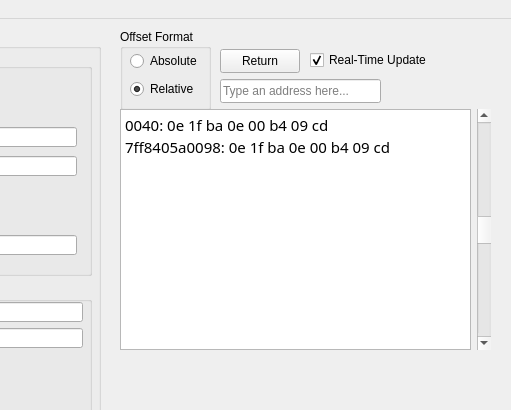
Qt form cmainwindow.ui (kvakazabra/memObserver) before a commit; both pictures show x 630 to 1141 and y 0 to 410 of the 1141 by 558 pixel window.
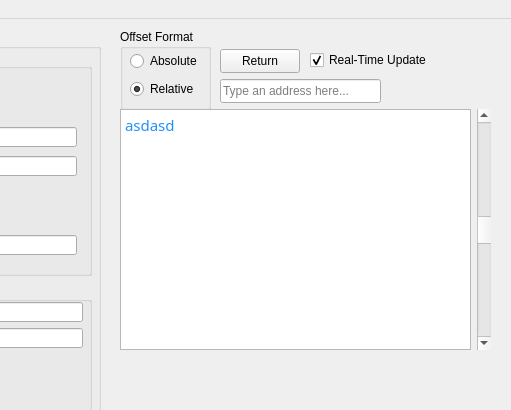
The same form after that commit. Icons and pictures are not drawn.

The edit to the form file:
```diff
--- a/cmainwindow.ui
+++ b/cmainwindow.ui
@@ -722,7 +722,7 @@
     </property>
     <layout class="QHBoxLayout" name="horizontalLayout_6">
      <item>
-      <widget class="QPlainTextEdit" name="memoryDataEdit">
+      <widget class="QTextBrowser" name="memoryDataEdit">
        <property name="font">
         <font>
          <family>Ubuntu Mono</family>
@@ -733,12 +733,15 @@
        <property name="styleSheet">
         <string notr="true"/>
        </property>
-       <property name="readOnly">
-        <bool>true</bool>
-       </property>
-       <property name="plainText">
-        <string>0040: 0e 1f ba 0e 00 b4 09 cd
-7ff8405a0098: 0e 1f ba 0e 00 b4 09 cd</string>
+       <property name="html">
+        <string>&lt;!DOCTYPE HTML PUBLIC &quot;-//W3C//DTD HTML 4.0//EN&quot; &quot;http://www.w3.org/TR/REC-html40/strict.dtd&quot;&gt;
+&lt;html&gt;&lt;head&gt;&lt;meta name=&quot;qrichtext&quot; content=&quot;1&quot; /&gt;&lt;meta charset=&quot;utf-8&quot; /&gt;&lt;style type=&quot;text/css&quot;&gt;
+p, li { white-space: pre-wrap; }
+hr { height: 1px; border-width: 0; }
+li.unchecked::marker { content: &quot;\2610&quot;; }
+li.checked::marker { content: &quot;\2612&quot;; }
+&lt;/style&gt;&lt;/head&gt;&lt;body style=&quot; font-family:'Ubuntu Mono'; font-size:11pt; font-weight:400; font-style:normal;&quot;&gt;
+&lt;p style=&quot; margin-top:0px; margin-bottom:0px; margin-left:0px; margin-right:0px; -qt-block-indent:0; text-indent:0px;&quot;&gt;&lt;span style=&quot; color:#1e90ff;&quot;&gt;asdasd&lt;/span&gt;&lt;/p&gt;&lt;/body&gt;&lt;/html&gt;</string>
        </property>
       </widget>
      </item>
```
Left out of the diff: 2 changed lines with no effect on the pictures.
